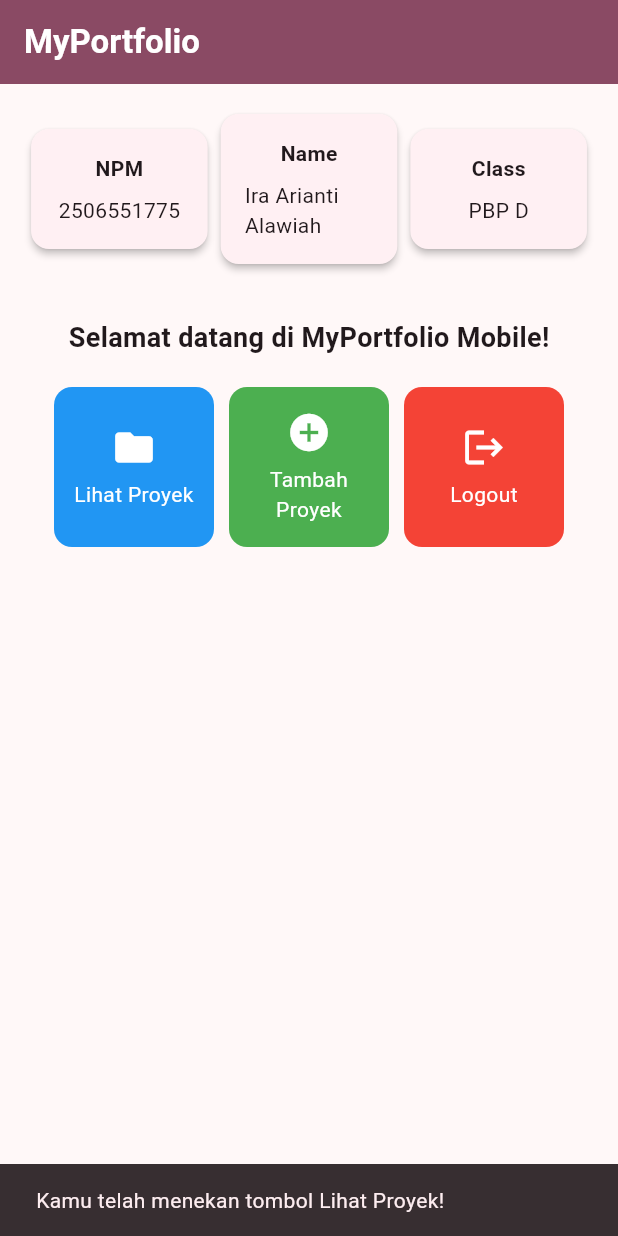
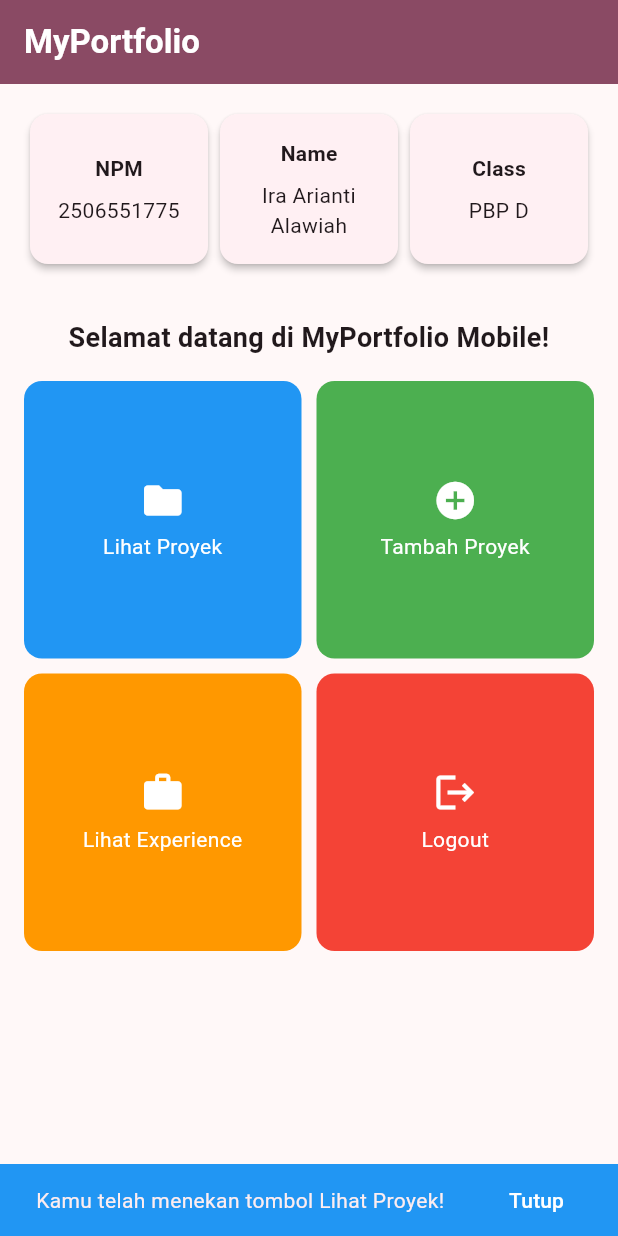
Before and after one commit to raa-arianti/myportofolio_mobile, a Flutter app: the screen it shows after launch, after a tap on "Lihat Proyek", on a phone screen of 412 x 824 dp. Run offline on Flutter 3.47's test engine with Material 3 defaults, Android fonts, the phone set to English and light mode, and no system bars.

Commit message:
feat: add Experience button, colored SnackBar, and responsive layout
Add a fourth menu button (Lihat Experience). The SnackBar now uses the pressed button's color and has a Tutup action, with persist: false so it still dismisses on its own. Info cards share the row width with Expanded, the grid uses 2 columns on narrow screens and 4 on wide ones, and the page scrolls on short screens.

Split ItemHomepage, InfoCard, and ItemCard into lib/models and lib/widgets, and document them with doc comments.

```diff
--- a/lib/main.dart
+++ b/lib/main.dart
@@ -18,7 +18,7 @@ class MyApp extends StatelessWidget {
         ),
         useMaterial3: true,
       ),
-      home: MyHomePage(),
+      home: const MyHomePage(),
     );
   }
 }
--- a/lib/menu.dart
+++ b/lib/menu.dart
@@ -1,155 +1,83 @@
 import 'package:flutter/material.dart';
+import 'package:myportofolio_mobile/models/item_homepage.dart';
+import 'package:myportofolio_mobile/widgets/info_card.dart';
+import 'package:myportofolio_mobile/widgets/item_card.dart';
 
+/// Halaman utama aplikasi: tiga kartu profil di atas, lalu kisi tombol menu.
+///
+/// Halaman ini `StatelessWidget` karena semua datanya tetap. Tidak ada nilai
+/// yang berubah selama aplikasi berjalan, jadi tidak perlu `setState`.
 class MyHomePage extends StatelessWidget {
-  MyHomePage({super.key});
+  const MyHomePage({super.key});
 
   final String npm = "2506551775";
   final String nama = "Ira Arianti Alawiah";
   final String kelas = "PBP D";
 
-  final List<ItemHomepage> items = [
+  /// Daftar tombol menu. Tiap item membawa nama, ikon, dan warnanya sendiri.
+  final List<ItemHomepage> items = const [
     ItemHomepage("Lihat Proyek", Icons.folder, Colors.blue),
     ItemHomepage("Tambah Proyek", Icons.add_circle, Colors.green),
+    ItemHomepage("Lihat Experience", Icons.work, Colors.orange),
     ItemHomepage("Logout", Icons.logout, Colors.red),
   ];
 
   @override
   Widget build(BuildContext context) {
-    // Scaffold menyediakan struktur visual dasar halaman (AppBar, Body, SnackBar).
+    // Di layar sempit (ponsel) tombol disusun 2 kolom, di layar lebar 4 kolom.
+    final int columns = MediaQuery.sizeOf(context).width < 600 ? 2 : 4;
+
+    // Scaffold menyediakan struktur dasar halaman (AppBar, body, tempat SnackBar).
     return Scaffold(
-      // AppBar menampilkan bar bagian atas halaman aplikasi.
       appBar: AppBar(
         title: const Text(
           'MyPortfolio',
           style: TextStyle(color: Colors.white, fontWeight: FontWeight.bold),
         ),
+        // Warna diambil dari tema yang dipasang MaterialApp di main.dart.
         backgroundColor: Theme.of(context).colorScheme.primary,
       ),
-      // Body halaman utama dengan padding di sekelilingnya.
-      body: Padding(
+      // Bisa digulir, supaya isi tidak terpotong di layar pendek atau mode landscape.
+      body: SingleChildScrollView(
         padding: const EdgeInsets.all(16.0),
+        child: Center(
+          // Di layar lebar (web/desktop) isi dibatasi supaya tombol tidak raksasa.
+          child: ConstrainedBox(
+            constraints: const BoxConstraints(maxWidth: 720),
             child: Column(
-          crossAxisAlignment: CrossAxisAlignment.center,
               children: [
-            // Baris horizontal untuk menampilkan 3 InfoCard secara sejajar.
-            Row(
-              mainAxisAlignment: MainAxisAlignment.spaceEvenly,
+                // IntrinsicHeight + stretch membuat ketiga kartu sama tinggi,
+                // walaupun salah satu teksnya turun ke baris kedua.
+                IntrinsicHeight(
+                  child: Row(
+                    crossAxisAlignment: CrossAxisAlignment.stretch,
                     children: [
-                InfoCard(title: 'NPM', content: npm),
-                InfoCard(title: 'Name', content: nama),
-                InfoCard(title: 'Class', content: kelas),
+                      // Expanded membagi lebar baris sama rata untuk tiga kartu.
+                      Expanded(child: InfoCard(title: 'NPM', content: npm)),
+                      Expanded(child: InfoCard(title: 'Name', content: nama)),
+                      Expanded(child: InfoCard(title: 'Class', content: kelas)),
                     ],
                   ),
+                ),
+                const SizedBox(height: 32.0),
+                const Text(
+                  'Selamat datang di MyPortfolio Mobile!',
+                  textAlign: TextAlign.center,
+                  style: TextStyle(fontWeight: FontWeight.bold, fontSize: 18.0),
+                ),
                 const SizedBox(height: 16.0),
-            // Bagian tengah: pesan sambutan dan kisi tombol menu portofolio.
-            Center(
-              child: Column(
-                children: [
-                  const Padding(
-                    padding: EdgeInsets.only(top: 16.0),
-                    child: Text(
-                      'Selamat datang di MyPortfolio Mobile!',
-                      style: TextStyle(
-                        fontWeight: FontWeight.bold,
-                        fontSize: 18.0,
-                      ),
-                    ),
-                  ),
-                  // GridView menampilkan kartu tombol dalam tata letak kisi 3 kolom.
                 GridView.count(
-                    primary: true,
-                    padding: const EdgeInsets.all(20),
+                  crossAxisCount: columns,
                   crossAxisSpacing: 10,
                   mainAxisSpacing: 10,
-                    crossAxisCount: 3,
-                    // shrinkWrap agar ukuran kisi menyesuaikan tinggi konten anak.
+                  // Tinggi kisi mengikuti isinya, dan yang menggulir adalah
+                  // halaman (SingleChildScrollView), bukan kisinya.
                   shrinkWrap: true,
+                  physics: const NeverScrollableScrollPhysics(),
+                  // Satu ItemCard untuk tiap item di daftar.
                   children: items.map((ItemHomepage item) {
                     return ItemCard(item);
                   }).toList(),
-                  ),
-                ],
-              ),
-            ),
-          ],
-        ),
-      ),
-    );
-  }
-}
-
-class ItemHomepage {
-  final String name;
-  final IconData icon;
-  final Color color;
-
-  ItemHomepage(this.name, this.icon, this.color);
-}
-
-class InfoCard extends StatelessWidget {
-  // Kartu informasi yang menampilkan judul (title) dan isi (content).
-  final String title;
-  final String content;
-
-  const InfoCard({super.key, required this.title, required this.content});
-
-  @override
-  Widget build(BuildContext context) {
-    return Card(
-      // Memberikan efek bayangan kartu elevasi 2 unit.
-      elevation: 2.0,
-      child: Container(
-        // Menyesuaikan lebar kartu dengan proporsi layar (dibagi 3.5).
-        width: MediaQuery.of(context).size.width / 3.5,
-        padding: const EdgeInsets.all(16.0),
-        // Menyusun teks title dan content secara vertikal.
-        child: Column(
-          children: [
-            Text(title, style: const TextStyle(fontWeight: FontWeight.bold)),
-            const SizedBox(height: 8.0),
-            Text(content),
-          ],
-        ),
-      ),
-    );
-  }
-}
-
-class ItemCard extends StatelessWidget {
-  final ItemHomepage item;
-
-  const ItemCard(this.item, {super.key});
-
-  @override
-  Widget build(BuildContext context) {
-    return Material(
-      // Warna latar diambil dari data item, jadi tiap tombol punya warnanya sendiri.
-      color: item.color,
-      borderRadius: BorderRadius.circular(12),
-      child: InkWell(
-        // Aksi ketika kartu ditekan oleh pengguna.
-        onTap: () {
-          // Menampilkan SnackBar dengan pesan interaktif.
-          ScaffoldMessenger.of(context)
-            ..hideCurrentSnackBar()
-            ..showSnackBar(
-              SnackBar(
-                content: Text("Kamu telah menekan tombol ${item.name}!"),
-              ),
-            );
-        },
-        child: Container(
-          padding: const EdgeInsets.all(8),
-          child: Center(
-            child: Column(
-              mainAxisAlignment: MainAxisAlignment.center,
-              children: [
-                Icon(item.icon, color: Colors.white, size: 30.0),
-                const Padding(padding: EdgeInsets.all(3)),
-                Text(
-                  item.name,
-                  textAlign: TextAlign.center,
-                  style: const TextStyle(color: Colors.white),
                 ),
               ],
             ),
--- /dev/null
+++ b/lib/models/item_homepage.dart
@@ -0,0 +1,19 @@
+import 'package:flutter/material.dart';
+
+/// Data untuk satu tombol menu di halaman utama.
+///
+/// Warna disimpan di sini, bersama nama dan ikon, supaya [ItemCard] cukup
+/// membaca `item.color` tanpa perlu `if-else` per tombol. Menambah tombol baru
+/// berarti menambah satu baris di daftar item, bukan mengubah widget.
+class ItemHomepage {
+  /// Teks yang tampil di tombol dan di pesan SnackBar.
+  final String name;
+
+  /// Ikon yang tampil di atas teks.
+  final IconData icon;
+
+  /// Warna latar tombol, juga dipakai sebagai warna SnackBar-nya.
+  final Color color;
+
+  const ItemHomepage(this.name, this.icon, this.color);
+}
--- /dev/null
+++ b/lib/widgets/info_card.dart
@@ -0,0 +1,34 @@
+import 'package:flutter/material.dart';
+
+/// Kartu kecil yang menampilkan satu informasi profil: [title] di atas dan
+/// [content] di bawahnya.
+///
+/// Kartu ini tidak menentukan lebarnya sendiri. Lebar diatur oleh induknya
+/// (lewat `Expanded` di `MyHomePage`), sehingga tiga kartu selalu berbagi
+/// lebar layar sama rata dan tidak meluber di layar sempit.
+class InfoCard extends StatelessWidget {
+  final String title;
+  final String content;
+
+  const InfoCard({super.key, required this.title, required this.content});
+
+  @override
+  Widget build(BuildContext context) {
+    return Card(
+      // Bayangan tipis supaya kartu terlihat terangkat dari latar.
+      elevation: 2.0,
+      child: Padding(
+        padding: const EdgeInsets.all(16.0),
+        // Judul dan isi disusun vertikal, di tengah kartu.
+        child: Column(
+          mainAxisAlignment: MainAxisAlignment.center,
+          children: [
+            Text(title, style: const TextStyle(fontWeight: FontWeight.bold)),
+            const SizedBox(height: 8.0),
+            Text(content, textAlign: TextAlign.center),
+          ],
+        ),
+      ),
+    );
+  }
+}
--- /dev/null
+++ b/lib/widgets/item_card.dart
@@ -0,0 +1,70 @@
+import 'package:flutter/material.dart';
+import 'package:myportofolio_mobile/models/item_homepage.dart';
+
+/// Tombol menu berbentuk kartu. Saat ditekan, muncul SnackBar berisi nama
+/// tombolnya.
+class ItemCard extends StatelessWidget {
+  final ItemHomepage item;
+
+  const ItemCard(this.item, {super.key});
+
+  // Sudut kartu dan sudut efek riak (ripple) harus sama supaya riaknya tidak
+  // keluar dari sudut yang membulat.
+  static final BorderRadius _radius = BorderRadius.circular(12);
+
+  /// Menampilkan SnackBar untuk tombol ini.
+  ///
+  /// SnackBar yang sedang tampil disembunyikan dulu, supaya menekan beberapa
+  /// tombol berturut-turut tidak membuat pesan lama mengantre.
+  void _showPressedMessage(BuildContext context) {
+    // ScaffoldMessenger dicari lewat context: ia berada di atas widget ini di
+    // widget tree, dipasang oleh MaterialApp.
+    final messenger = ScaffoldMessenger.of(context);
+    messenger
+      ..hideCurrentSnackBar()
+      ..showSnackBar(
+        SnackBar(
+          content: Text("Kamu telah menekan tombol ${item.name}!"),
+          // Warna SnackBar mengikuti warna tombol yang ditekan.
+          backgroundColor: item.color,
+          // SnackBar yang punya action secara bawaan tidak hilang sendiri.
+          // persist: false membuatnya tetap hilang otomatis setelah beberapa
+          // detik, dan tombol "Tutup" tetap bisa dipakai untuk menutup lebih cepat.
+          persist: false,
+          action: SnackBarAction(
+            label: 'Tutup',
+            textColor: Colors.white,
+            onPressed: messenger.hideCurrentSnackBar,
+          ),
+        ),
+      );
+  }
+
+  @override
+  Widget build(BuildContext context) {
+    return Material(
+      // Warna latar diambil dari data item, jadi tiap tombol punya warnanya sendiri.
+      color: item.color,
+      borderRadius: _radius,
+      child: InkWell(
+        borderRadius: _radius,
+        onTap: () => _showPressedMessage(context),
+        child: Padding(
+          padding: const EdgeInsets.all(8),
+          child: Column(
+            mainAxisAlignment: MainAxisAlignment.center,
+            children: [
+              Icon(item.icon, color: Colors.white, size: 30.0),
+              const SizedBox(height: 6),
+              Text(
+                item.name,
+                textAlign: TextAlign.center,
+                style: const TextStyle(color: Colors.white),
+              ),
+            ],
+          ),
+        ),
+      ),
+    );
+  }
+}
```
Lines whose indentation alone changed are shown as unchanged.
